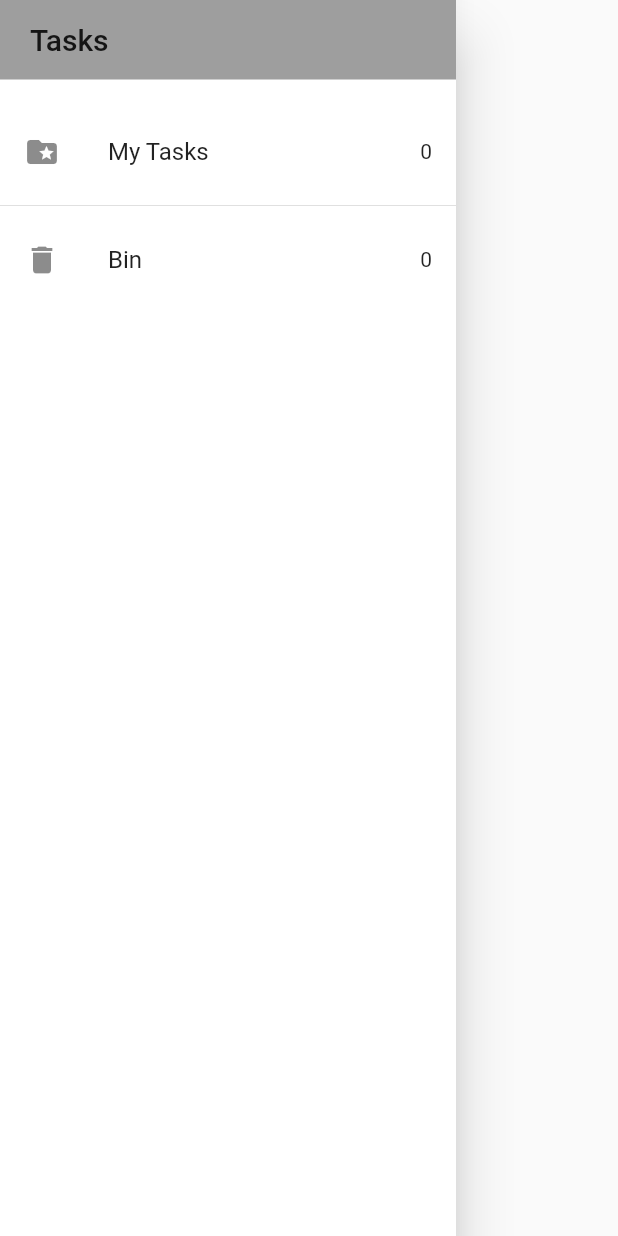
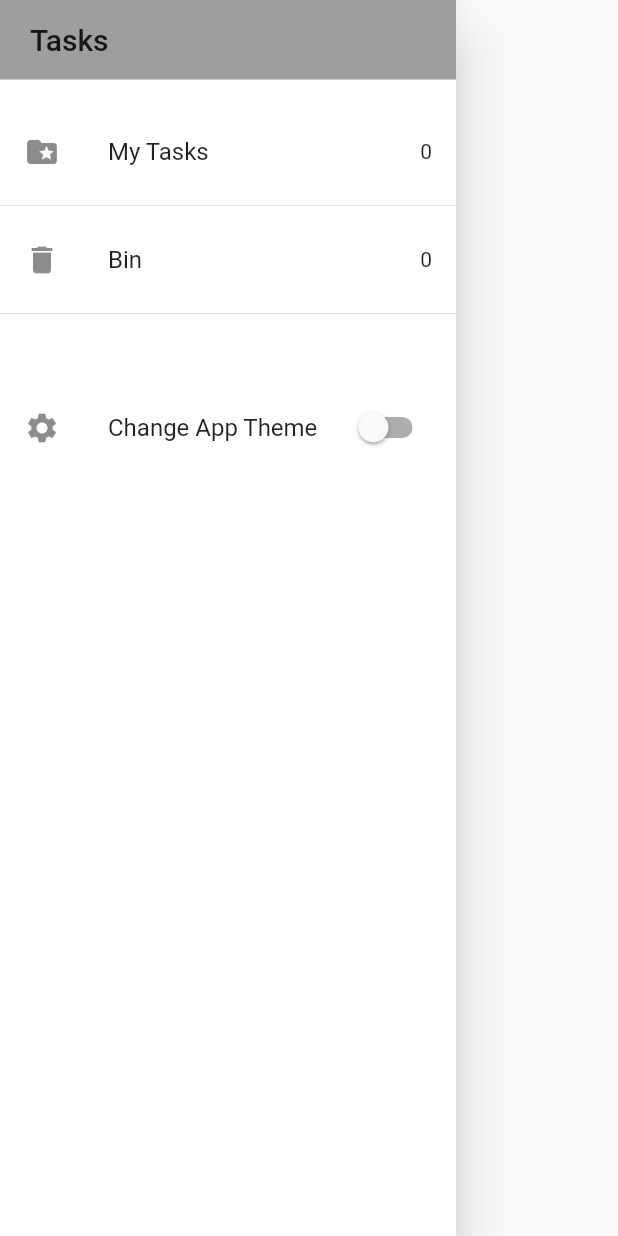
Before and after one commit to georgetacanisag/tasks_app_bloc_flutter, a Flutter app: the AppDrawer widget shown alone on an empty page, opened directly, on a phone screen of 412 x 824 dp. Run offline on Flutter 3.47's test engine with Material 2 defaults, Android fonts, the phone set to English and light mode, and no system bars; our stand-ins replace equatable, flutter_bloc, hydrated_bloc.

Commit message:
created switch theme option in drawer

```diff
--- a/lib/widgets/app_drawer.dart
+++ b/lib/widgets/app_drawer.dart
@@ -4,8 +4,15 @@ import 'package:tasks_app_bloc_flutter/screens/tasks_screen.dart';
 
 import '../blocs/bloc_exports.dart';
 
-class AppDrawer extends StatelessWidget {
+class AppDrawer extends StatefulWidget {
   const AppDrawer({Key? key}) : super(key: key);
+
+  @override
+  State<AppDrawer> createState() => _AppDrawerState();
+}
+
+class _AppDrawerState extends State<AppDrawer> {
+  bool switchValue = false;
 
   @override
   Widget build(BuildContext context) {
@@ -29,8 +36,8 @@ class AppDrawer extends StatelessWidget {
             BlocBuilder<TasksBloc, TasksState>(
               builder: (context, state) {
                 return GestureDetector(
-                  onTap: (() =>
-                      Navigator.of(context).pushNamed(TasksScreen.id)),
+                  onTap: (() => Navigator.of(context)
+                      .pushReplacementNamed(TasksScreen.id)),
                   child: ListTile(
                     leading: const Icon(Icons.folder_special),
                     title: const Text("My Tasks"),
@@ -43,8 +50,8 @@ class AppDrawer extends StatelessWidget {
             BlocBuilder<TasksBloc, TasksState>(
               builder: (context, state) {
                 return GestureDetector(
-                  onTap: (() =>
-                      Navigator.of(context).pushNamed(RecycleBinScreen.id)),
+                  onTap: (() => Navigator.of(context)
+                      .pushReplacementNamed(RecycleBinScreen.id)),
                   child: ListTile(
                     leading: const Icon(Icons.delete),
                     title: const Text("Bin"),
@@ -52,7 +59,23 @@ class AppDrawer extends StatelessWidget {
                   ),
                 );
               },
-            )
+            ),
+            const Divider(),
+            const SizedBox(
+              height: 40,
+            ),
+            ListTile(
+              leading: const Icon(Icons.settings),
+              title: const Text("Change App Theme"),
+              trailing: Switch(
+                value: switchValue,
+                onChanged: (newValue) {
+                  setState(() {
+                    switchValue = newValue;
+                  });
+                },
+              ),
+            ),
           ],
         ),
       ),
```
